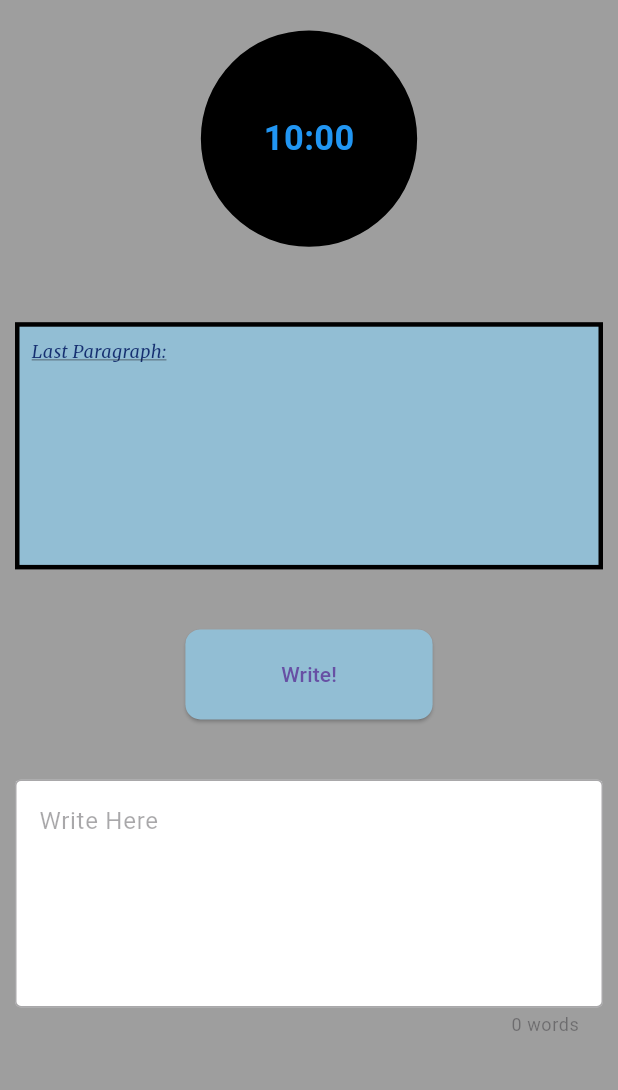
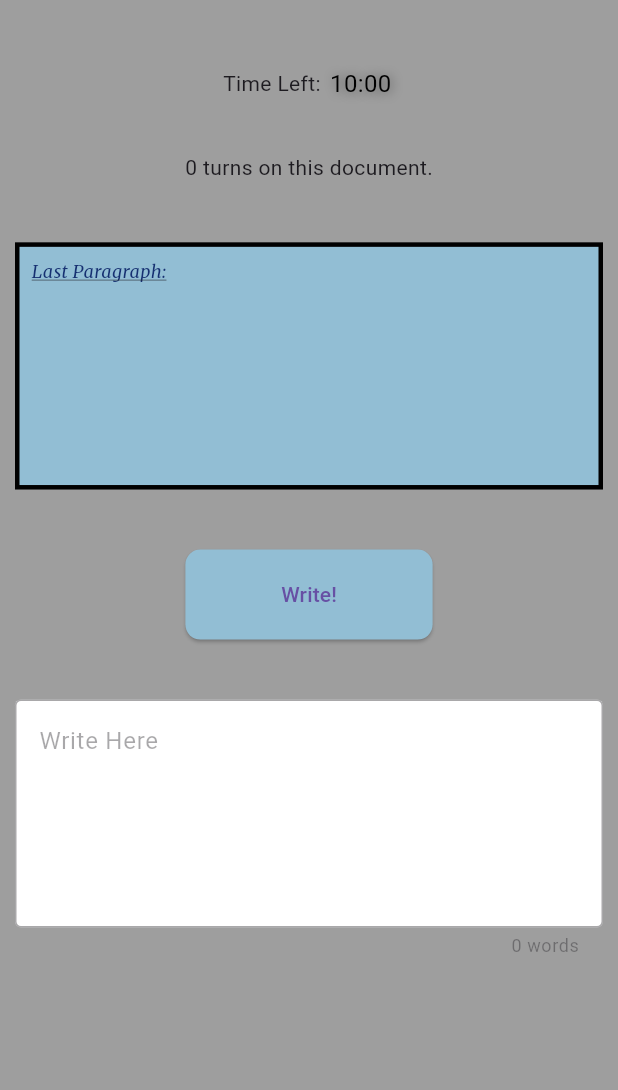
Before and after one commit to kkhhaaooss/writing_app, a Flutter app: the screen it shows after launch, on a phone screen of 412 x 824 dp, the part 84-1174 px from its top. Run offline on Flutter 3.47's test engine with Material 3 defaults, Android fonts, the phone set to English and light mode, and no system bars; drawn by our look-alikes of circular_countdown_timer; our stand-ins replace google_fonts, shared_preferences; statements that could not run were skipped.

Commit message:
Changes to theme settings, adds shared prefs for current document, pauses and resets timer at end of turn and adds 1 to current document turns.

```diff
--- a/lib/utils/shared_prefs.dart
+++ b/lib/utils/shared_prefs.dart
@@ -23,6 +23,14 @@ class SharedPrefs {
   double get screenHeight =>
       _sharedPrefs.getDouble(keyScreenHeight) ?? double.infinity;
 
+  // getters for currentDocument shared prefs
+
+  int get currentDocumentTurns =>
+      _sharedPrefs.getInt(keyCurrentDocumentTurns) ?? 0;
+
+  int get currentDocumentParagraphs =>
+      _sharedPrefs.getInt(keyCurrentDocumentParagraphs) ?? 0;
+
   // setters for shared prefs
   set userName(String value) {
     _sharedPrefs.setString(keyUsername, value);
@@ -39,6 +47,16 @@ class SharedPrefs {
   set screenHeight(double value) {
     _sharedPrefs.setDouble(keyScreenHeight, value);
   }
+
+  // setters for currentDocument shared prefs
+
+  set currentDocumentTurns(int value) {
+    _sharedPrefs.setInt(keyCurrentDocumentTurns, value);
+  }
+
+  set currentDocumentParagraphs(int value) {
+    _sharedPrefs.setInt(keyCurrentDocumentParagraphs, value);
+  }
 }
 
 // keys for shared prefs
@@ -46,3 +64,7 @@ const String keyUsername = 'key_username';
 const String keyTurnLength = 'key_turn_length';
 const String keyScreenWidth = 'key_screen_width';
 const String keyScreenHeight = 'key_screen_height';
+
+// keys for currentDocument shared prefs
+const String keyCurrentDocumentTurns = 'key_document_turns';
+const String keyCurrentDocumentParagraphs = 'key_document_paragraphs';
--- a/lib/views/components/turn_timer.dart
+++ b/lib/views/components/turn_timer.dart
@@ -1,5 +1,6 @@
 import 'package:circular_countdown_timer/circular_countdown_timer.dart';
 import 'package:flutter/material.dart';
+import 'package:google_fonts/google_fonts.dart';
 import 'package:provider/provider.dart';
 import 'package:writing_app/providers/timer_provider.dart';
 import 'package:writing_app/utils/shared_prefs.dart';
@@ -16,6 +17,16 @@ class TurnTimer extends StatelessWidget {
     required this.height,
   });
 
+  void addTurn() {
+    SharedPrefs().currentDocumentTurns += 1;
+  }
+
+  void resetTimer() {
+    controller.pause();
+    addTurn();
+    controller.reset();
+  }
+
   @override
   Widget build(BuildContext context) {
     return Consumer<TimerProvider>(
@@ -29,27 +40,65 @@ class TurnTimer extends StatelessWidget {
         } else {
           controller.resume();
         }
-        return CircularCountDownTimer(
+        return Column(
+          children: [
+            Row(
+              mainAxisAlignment: MainAxisAlignment.center,
+              children: [
+                Text(!timerProvider.paused ? '' : 'Time Left: '),
+                CircularCountDownTimer(
                   duration: SharedPrefs().turnLength * 60,
                   initialDuration: 0,
                   controller: controller,
-          width: timerProvider.paused ? width : width / 2,
-          height: timerProvider.paused ? height : height / 2,
-          fillColor: Colors.grey,
+                  width: !timerProvider.paused ? width : width / 1.8,
+                  height: !timerProvider.paused ? height : height / 1.8,
+                  fillColor: !timerProvider.paused
+                      ? Colors.grey
+                      : const Color.fromARGB(0, 0, 0, 0),
                   strokeWidth: width * .75,
-          ringColor: Colors.black,
-          autoStart: false,
+                  ringColor: !timerProvider.paused
+                      ? Colors.black
+                      : const Color.fromARGB(0, 0, 0, 0),
+                  autoStart: !timerProvider.paused ? true : false,
                   isReverse: true,
                   strokeCap: StrokeCap.butt,
-          textStyle: TextStyle(
-            fontSize: timerProvider.paused ? 23.0 : 15.0,
-            color: Colors.blue,
-            fontWeight:
-                timerProvider.paused ? FontWeight.bold : FontWeight.normal,
-            backgroundColor: Colors.black,
+                  textStyle: !timerProvider.paused
+                      ? const TextStyle(
+                          fontSize: 23.0,
+                          color: Colors.white,
+                          fontWeight: FontWeight.normal,
+                          backgroundColor: const Color.fromARGB(0, 0, 0, 0),
+                          shadows: [
+                            Shadow(
+                              color: Color.fromARGB(128, 0, 0, 0),
+                              blurRadius: 9.0,
+                              offset: Offset(1.0, 1.0),
+                            ),
+                          ],
+                        )
+                      : const TextStyle(
+                          fontSize: 16.0,
+                          color: Colors.black,
+                          fontWeight: FontWeight.normal,
+                          backgroundColor: Color.fromARGB(0, 0, 0, 0),
+                          shadows: [
+                            Shadow(
+                              color: Color.fromARGB(128, 0, 0, 0),
+                              blurRadius: 9.0,
+                              offset: Offset(1.0, 1.0),
+                            ),
+                          ],
                         ),
                   textAlign: TextAlign.center,
                   textFormat: CountdownTextFormat.MM_SS,
+                  onComplete: resetTimer,
+                ),
+              ],
+            ),
+            Text(!timerProvider.paused
+                ? ''
+                : '${SharedPrefs().currentDocumentTurns} turns on this document.')
+          ],
         );
       },
     );
--- a/lib/writing_app.dart
+++ b/lib/writing_app.dart
@@ -6,6 +6,13 @@ class WritingApp extends StatelessWidget {
 
   @override
   Widget build(BuildContext context) {
-    return MaterialApp(home: Interface());
+    return MaterialApp(
+      title: 'Writing App',
+      debugShowCheckedModeBanner: false,
+      theme: ThemeData(brightness: Brightness.light),
+      darkTheme: ThemeData(brightness: Brightness.dark),
+      themeMode: ThemeMode.system,
+      home: Interface(),
+    );
   }
 }
```
Lines whose indentation alone changed are shown as unchanged.
